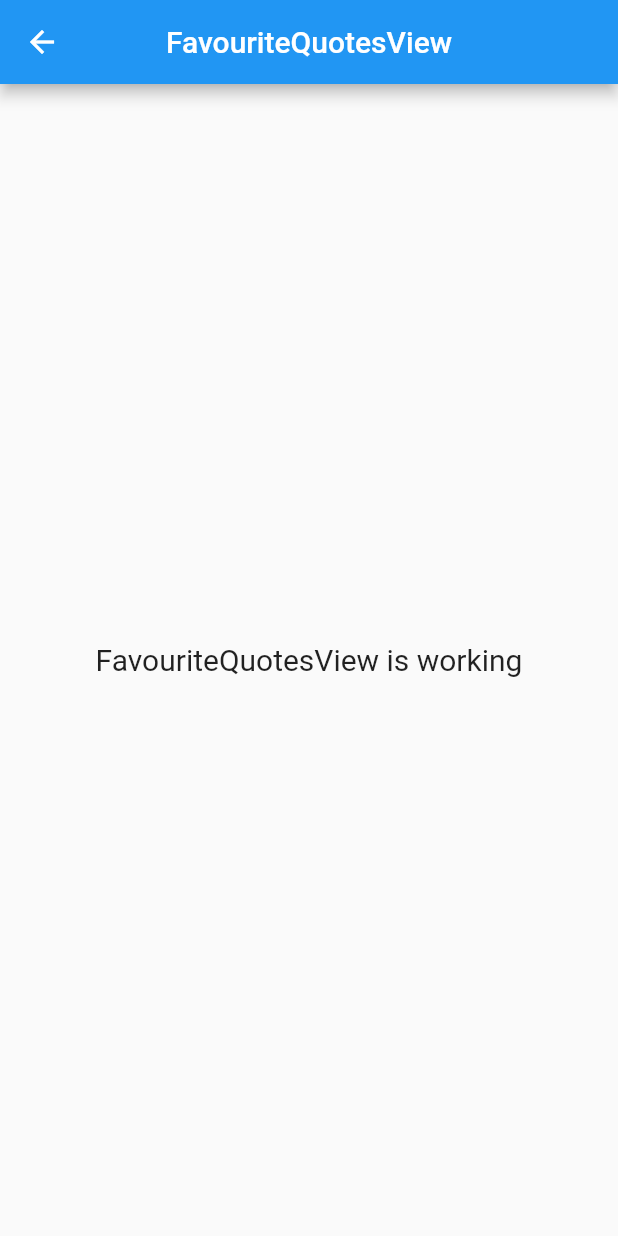
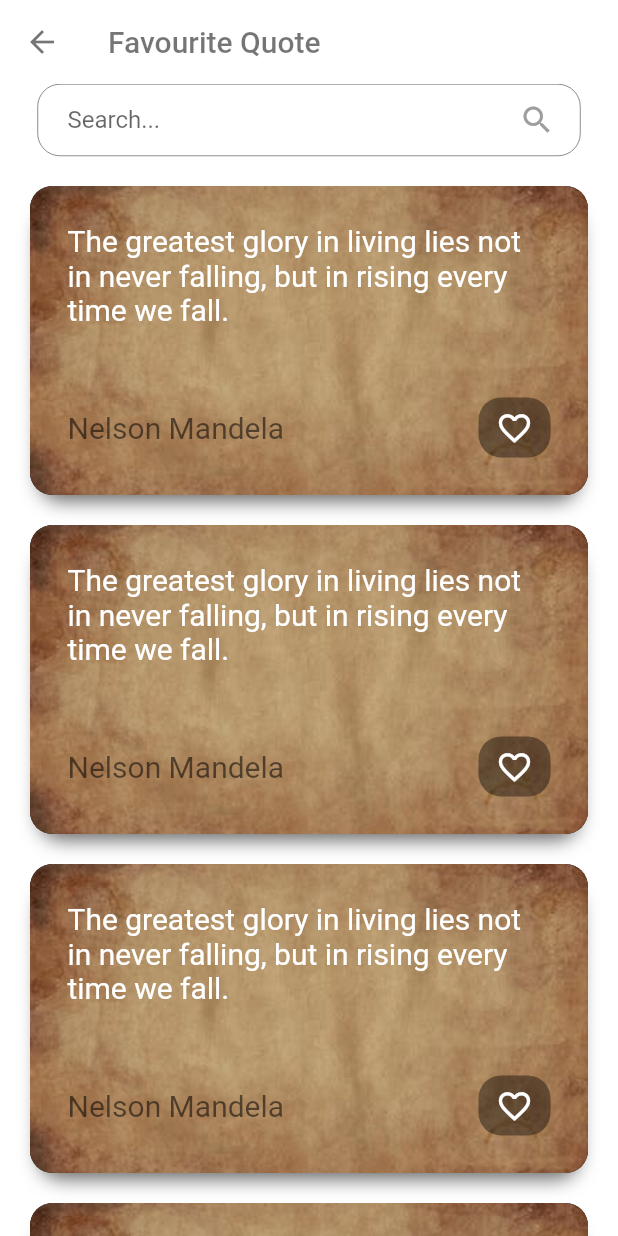
Before and after one commit to Eklavya-Sachin/quote, a Flutter app: the FavouriteQuotesView screen opened by its route, on a phone screen of 412 x 824 dp. Run offline on Flutter 3.47's test engine with Material 2 defaults, Android fonts, the phone set to English and light mode, and no system bars; our stand-ins replace get.

Commit message:
Added search text field & created all screens UI.

```diff
--- a/lib/app/modules/favourite_quotes/views/favourite_quotes_view.dart
+++ b/lib/app/modules/favourite_quotes/views/favourite_quotes_view.dart
@@ -1,22 +1,57 @@
+import 'package:get/get.dart';
 import 'package:flutter/material.dart';
-
-import 'package:get/get.dart';
-
+import '../../../widgets/quote_card.dart';
+import '../../../widgets/search_text_field.dart';
 import '../controllers/favourite_quotes_controller.dart';
 
 class FavouriteQuotesView extends GetView<FavouriteQuotesController> {
   const FavouriteQuotesView({Key? key}) : super(key: key);
+
   @override
   Widget build(BuildContext context) {
-    return Scaffold(
-      appBar: AppBar(
-        title: const Text('FavouriteQuotesView'),
-        centerTitle: true,
-      ),
-      body: Center(
-        child: Text(
-          'FavouriteQuotesView is working',
-          style: TextStyle(fontSize: 20),
+    return SafeArea(
+      child: GestureDetector(
+        onTap: () => FocusScope.of(context).unfocus(),
+        child: Scaffold(
+          backgroundColor: Colors.white,
+          appBar: AppBar(
+            elevation: 0,
+            backgroundColor: Colors.white,
+            leading: const BackButton(color: Colors.black54),
+            title: const Text(
+              'Favourite Quote',
+              style: TextStyle(
+                fontSize: 20,
+                color: Colors.black54,
+              ),
+            ),
+          ),
+          body: Column(
+            crossAxisAlignment: CrossAxisAlignment.start,
+            children: [
+              Padding(
+                padding: const EdgeInsets.symmetric(horizontal: 25),
+                child: SearchTextField(
+                  controller: controller.searchTextController,
+                  search: controller.onSearch,
+                ),
+              ),
+              const SizedBox(height: 10),
+              Expanded(
+                child: ListView.builder(
+                  itemCount: 4,
+                  itemBuilder: (context, index) {
+                    return QuoteCard(
+                      title:
+                          'The greatest glory in living lies not in never falling, but in rising every time we fall.',
+                      text: 'Nelson Mandela',
+                      onFavoriteTap: () {},
+                    );
+                  },
+                ),
+              )
+            ],
+          ),
         ),
       ),
     );
--- /dev/null
+++ b/lib/app/widgets/search_text_field.dart
@@ -0,0 +1,106 @@
+import 'package:get/get.dart';
+import 'package:flutter/material.dart';
+
+class SearchTextField extends StatelessWidget {
+  final void Function(String) search;
+  final void Function()? onCancellingSearch;
+  final bool readOnly;
+  final bool isAlsoSearchOnChange;
+  final String? hintText;
+  final TextEditingController controller;
+  final RxBool _isShowClearTextIcon = false.obs;
+  final TextInputType? keyboardType;
+
+  SearchTextField({
+    Key? key,
+    required this.search,
+    this.readOnly = false,
+    this.isAlsoSearchOnChange = false,
+    this.hintText,
+    this.onCancellingSearch,
+    required this.controller,
+    this.keyboardType,
+  }) : super(key: key);
+
+  @override
+  Widget build(BuildContext context) {
+    return TextFormField(
+      controller: controller,
+      keyboardType: keyboardType ?? TextInputType.text,
+      readOnly: readOnly,
+      cursorColor: Colors.black,
+      onFieldSubmitted: search,
+      onChanged: (value) {
+        if (isAlsoSearchOnChange) {
+          search(value);
+        }
+        if (value.isNotEmpty) {
+          _isShowClearTextIcon.value = true;
+        } else {
+          _isShowClearTextIcon.value = false;
+        }
+      },
+      decoration: InputDecoration(
+        filled: true,
+        fillColor: Colors.white,
+        border: OutlineInputBorder(
+          borderRadius: BorderRadius.circular(15),
+          borderSide: const BorderSide(width: .3, color: Colors.black),
+        ),
+        enabledBorder: OutlineInputBorder(
+          borderRadius: BorderRadius.circular(15),
+          borderSide: const BorderSide(width: .3, color: Colors.black),
+        ),
+        focusedBorder: OutlineInputBorder(
+          borderRadius: BorderRadius.circular(15),
+          borderSide: const BorderSide(width: .3, color: Colors.black),
+        ),
+        contentPadding: const EdgeInsets.symmetric(horizontal: 20),
+        hintText: hintText ?? 'Search...',
+        suffixIcon: Obx(
+          () => SizedBox(
+            width: Get.width * .35,
+            child: Row(
+              mainAxisAlignment: MainAxisAlignment.end,
+              children: [
+                if (_isShowClearTextIcon.value)
+                  IconButton(
+                    icon: Icon(
+                      Icons.clear,
+                      color: Colors.black.withOpacity(.7),
+                    ),
+                    onPressed: () {
+                      controller.clear();
+                      _isShowClearTextIcon.value = false;
+                      FocusManager.instance.primaryFocus!.unfocus();
+                      if (onCancellingSearch != null) {
+                        onCancellingSearch!();
+                      }
+                    },
+                  ),
+                if (_isShowClearTextIcon.value)
+                  Container(
+                    width: 1,
+                    height: 25,
+                    color: Colors.black.withOpacity(.5),
+                  ),
+                IconButton(
+                  icon: const Icon(
+                    Icons.search,
+                    color: Colors.grey,
+                  ),
+                  onPressed: () {
+                    FocusManager.instance.primaryFocus!.unfocus();
+                    search(controller.text);
+                  },
+                ),
+                const SizedBox(width: 5)
+              ],
+            ),
+          ),
+        ),
+      ),
+      autovalidateMode: AutovalidateMode.onUserInteraction,
+    );
+  }
+}
```
Also changed, not shown: lib/app/modules/favourite_quotes/controllers/favourite_quotes_controller.dart (+5 -8 lines), lib/app/modules/search_author_quote/controllers/search_author_quote_controller.dart (+18 -1 lines), lib/app/modules/search_author_quote/views/search_author_quote_view.dart (+7 -27 lines), lib/app/modules/search_quotes/controllers/search_quotes_controller.dart (+5 -8 lines), lib/app/modules/search_quotes/views/search_quotes_view.dart (+44 -12 lines).
